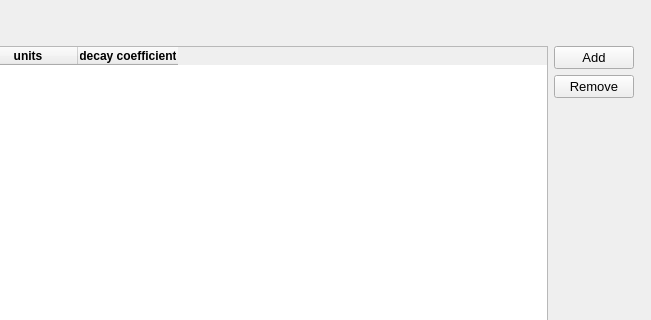
This is threedi_models_and_simulations/ui/simulation_wizard/page_substances.ui in nens/threedi-api-qgis-client as Qt 5 draws it before an edit; both pictures show x 349 to 1000 and y 0 to 320 of the 1000 by 750 pixel window. The edited form follows.
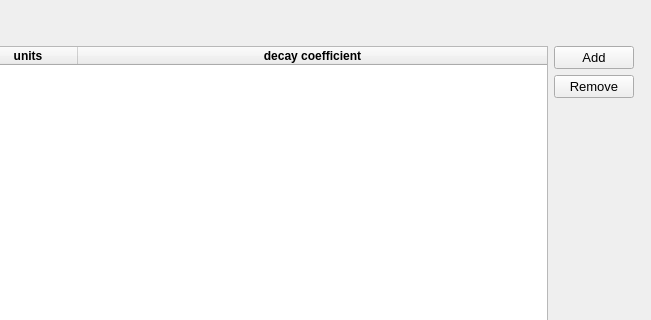
This is the edited form.

What changed in the file:
```diff
--- a/threedi_models_and_simulations/ui/simulation_wizard/page_substances.ui
+++ b/threedi_models_and_simulations/ui/simulation_wizard/page_substances.ui
@@ -155,6 +155,9 @@
    </item>
    <item row="2" column="2">
     <widget class="QTableWidget" name="tw_substances">
+     <attribute name="horizontalHeaderStretchLastSection">
+      <bool>true</bool>
+     </attribute>
      <column>
       <property name="text">
        <string>name</string>
```
